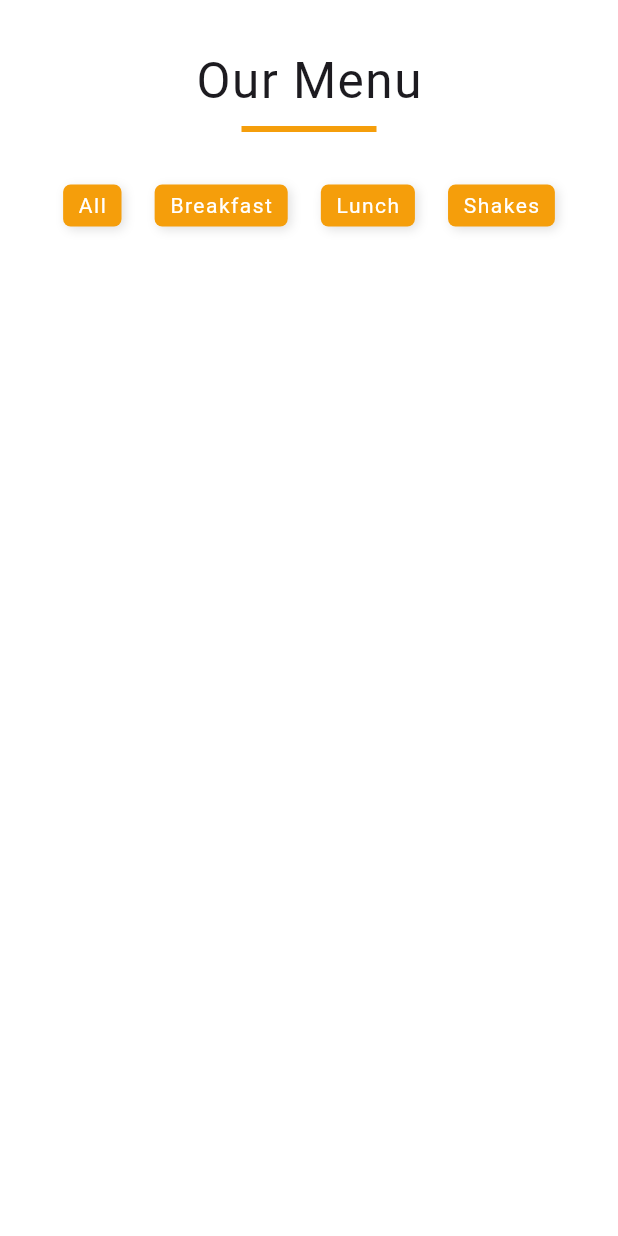
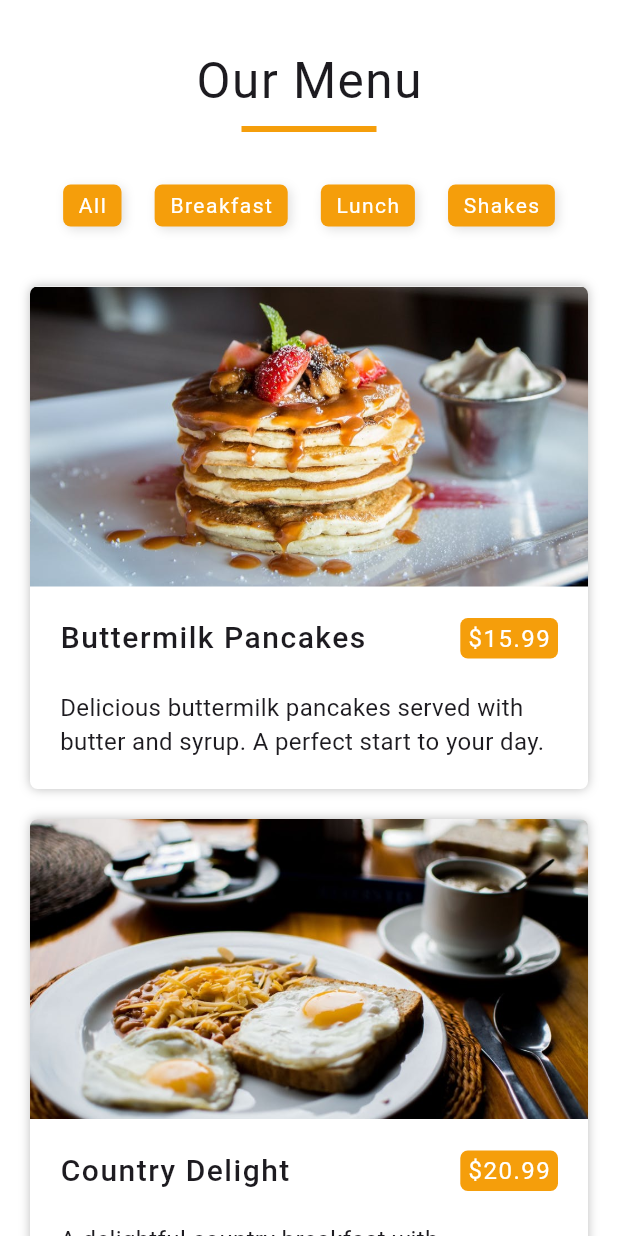
Before and after one commit to Jhay4Julian/food_menu, a Flutter app: the screen it shows after launch, on a phone screen of 412 x 824 dp. Run offline on Flutter 3.47's test engine with Material 2 defaults, Android fonts, the phone set to English and light mode, and no system bars.

Commit message:
fixed jsonData format exception error

```diff
--- a/lib/menu_page.dart
+++ b/lib/menu_page.dart
@@ -12,75 +12,67 @@ class MenuPage extends StatefulWidget {
   State<MenuPage> createState() => _MenuPageState();
 }
 
-const String jsonData = '''
+class _MenuPageState extends State<MenuPage> {
+  final String jsonData = '''
   {
   "breakfast": [
     {
       "name": "Buttermilk Pancakes",
       "price": "15.99",
-        "description":
-            "Delicious buttermilk pancakes served with butter and syrup. A perfect start to your day.",
-        "image": "assets/images/buttermilk_pancake.jpeg",
+      "description": "Delicious buttermilk pancakes served with butter and syrup. A perfect start to your day.",
+      "image": "assets/images/buttermilk_pancake.jpeg"
     },
     {
       "name": "Country Delight",
       "price": "20.99",
-        "description":
-            "A delightful country breakfast with scrambled eggs, sausage, and biscuits.",
-        "image": "assets/images/country_delight.jpeg",
+      "description": "A delightful country breakfast with scrambled eggs, sausage, and biscuits.",
+      "image": "assets/images/country_delight.jpeg"
     },
     {
       "name": "Bacon Overflow",
       "price": "8.99",
-        "description":
-            "Crispy bacon served with eggs and toast. A savory start to your day.",
-        "image": "assets/images/bacon_overflow.jpeg",
-      },
+      "description": "Crispy bacon served with eggs and toast. A savory start to your day.",
+      "image": "assets/images/bacon_overflow.jpeg"
+    }
   ],
   "lunch": [
     {
       "name": "Egg Attack",
       "price": "22.99",
-        "description":
-            "A protein-packed lunch with a perfectly cooked egg on a juicy beef patty.",
-        "image": "assets/images/egg_attack.jpeg",
+      "description": "A protein-packed lunch with a perfectly cooked egg on a juicy beef patty.",
+      "image": "assets/images/egg_attack.jpeg"
     },
     {
       "name": "American Classic",
       "price": "12.99",
-        "description":
-            "The all-American classic burger with cheese, lettuce, and tomato.",
-        "image": "assets/images/american_classic.jpeg",
+      "description": "The all-American classic burger with cheese, lettuce, and tomato.",
+      "image": "assets/images/american_classic.jpeg"
     },
     {
       "name": "Diner Double",
       "price": "13.99",
-        "description":
-            "Classic diner double with eggs, bacon, and hash browns. A hearty lunch to fuel your afternoon.",
-        "image": "assets/images/diner_double.jpeg",
-      },
+      "description": "Classic diner double with eggs, bacon, and hash browns. A hearty lunch to fuel your afternoon.",
+      "image": "assets/images/diner_double.jpeg"
+    }
   ],
   "drinks": [
     {
       "name": "Oreo Dream",
       "price": "18.99",
-        "description":
-            "A dreamy Oreo milkshake that's rich, creamy, and loaded with Oreo cookie bits.",
-        "image": "assets/images/oreo_dream.jpeg",
+      "description": "A dreamy Oreo milkshake that's rich, creamy, and loaded with Oreo cookie bits.",
+      "image": "assets/images/oreo_dream.jpeg"
     },
     {
       "name": "Quarantine Buddy",
       "price": "16.99",
-        "description":
-            "A comforting blend of flavors to keep you company, with hints of vanilla and chocolate.",
-        "image": "assets/images/quarantine_buddy.jpeg",
+      "description": "A comforting blend of flavors to keep you company, with hints of vanilla and chocolate.",
+      "image": "assets/images/quarantine_buddy.jpeg"
     },
     {
       "name": "Godzilla Milkshake",
       "price": "6.99",
-        "description":
-            "An enormous milkshake packed with flavors and topped with whipped cream and cherries.",
-        "image": "assets/images/godzilla_milkshake.jpeg",
+      "description": "An enormous milkshake packed with flavors and topped with whipped cream and cherries.",
+      "image": "assets/images/godzilla_milkshake.jpeg"
     }
   ]
 }
@@ -90,6 +82,7 @@ String selectedCategory = 'all';
 
   List<MenuItem> getMenuItems(String category) {
     Map<String, dynamic> data = jsonDecode(jsonData);
+
     if (category == 'all') {
       // combine all categories into one list
       List<MenuItem> allItems = [];
@@ -105,9 +98,10 @@ List<MenuItem> getMenuItems(String category) {
     }
   }
 
-class _MenuPageState extends State<MenuPage> {
   @override
   Widget build(BuildContext context) {
+    List<MenuItem> items = getMenuItems(selectedCategory);
+
     return Scaffold(
       backgroundColor: Colors.white,
       body: SafeArea(
@@ -163,6 +157,16 @@ class _MenuPageState extends State<MenuPage> {
               ),
             ),
             const SizedBox(height: 30),
+            Expanded(
+              child: ListView.builder(
+                itemCount: items.length,
+                itemBuilder: (context, index) {
+                  return FoodCard(
+                    menuItem: items[index],
+                  );
+                },
+              ),
+            ),
           ],
         ),
       ),
```
Lines whose indentation alone changed are shown as unchanged.
